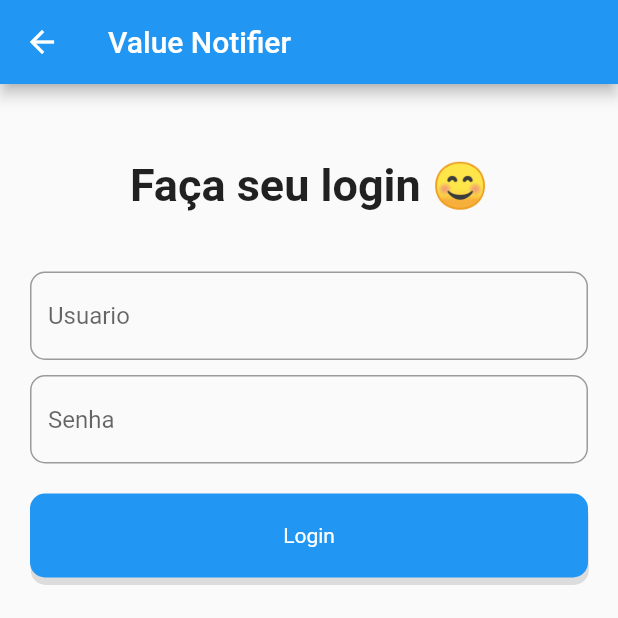
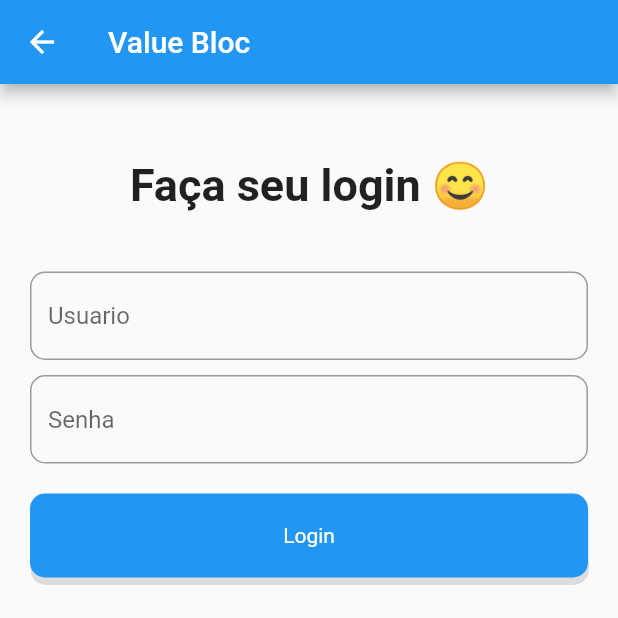
Before and after one commit to mattatito/animal-royale, a Flutter app: the LoginScreenBloc screen opened directly, on a phone screen of 412 x 824 dp, the top half of it. Run offline on Flutter 3.47's test engine with Material 2 defaults, Android fonts, the phone set to English and light mode, and no system bars; our stand-ins replace dio, flutter_bloc, flutter_mobx, flutter_modular, mobx; missing offline and left inert: animated_card, mobx_codegen.

Commit message:
tentativa de implementação do bloc

```diff
--- a/lib/modules/login/presenter/bloc/login_bloc.dart
+++ b/lib/modules/login/presenter/bloc/login_bloc.dart
@@ -1,12 +1,23 @@
 
 
+import 'package:animal_royale/modules/login/presenter/value_notifier/login_state.dart';
 import 'package:flutter/material.dart';
+import 'package:flutter_bloc/flutter_bloc.dart';
 
-class LoginBloc {
+class LoginCubit extends Cubit<LoginState> {
 
   final formKey = GlobalKey<FormState>();
 
+  LoginCubit(LoginState initialState) : super(initialState);
 
+  void signInUser(String user, String password) async {
+    emit(LoginState.loading());
 
+    await Future.delayed(Duration(seconds: 2));
 
+    emit(LoginState.error("NÃO DEU"));
+    await Future.delayed(Duration(seconds: 5));
+
+    emit(LoginState());
+  }
 }
--- a/lib/modules/login/presenter/bloc/login_screen_bloc.dart
+++ b/lib/modules/login/presenter/bloc/login_screen_bloc.dart
@@ -1,6 +1,8 @@
 import 'package:animal_royale/modules/login/presenter/bloc/login_bloc.dart';
+import 'package:animal_royale/modules/login/presenter/value_notifier/login_state.dart';
 import 'package:animal_royale/modules/login/presenter/widgets/login_button.dart';
 import 'package:flutter/material.dart';
+import 'package:flutter_bloc/flutter_bloc.dart';
 
 import '../widgets/form_input_widget.dart';
 
@@ -8,21 +10,21 @@ class LoginScreenBloc extends StatelessWidget {
   final _userController = TextEditingController();
   final _passController = TextEditingController();
 
-  final controller = LoginBloc();
+  final controller = LoginCubit(LoginState());
 
   @override
   Widget build(BuildContext context) {
     return SafeArea(
       child: Scaffold(
         appBar: AppBar(
-          title: Text('Value Notifier'),
+          title: Text('Value Bloc'),
         ),
-        body: _body(),
+        body: _body(context),
       ),
     );
   }
 
-  Widget _body() {
+  Widget _body(BuildContext context) {
     return SingleChildScrollView(
       child: Container(
         margin: EdgeInsets.all(20),
@@ -55,15 +57,17 @@ class LoginScreenBloc extends StatelessWidget {
                 height: 20,
               ),
               LoginButton(
-                onTap: (){},
-                child: Text(
+                onTap: () => context.read<LoginCubit>().signInUser(_userController.text, _passController.text),
+                child: BlocBuilder<LoginCubit, LoginState>(builder: (context, state){
+                  return state.loading ? Center(child: CircularProgressIndicator(),) : Text(
                   'Login',
                   textAlign: TextAlign.center,
                   style: TextStyle(
                     color: Colors.white,
                     fontWeight: FontWeight.w400,
                   ),
-                ),),
+                );
+                }),),
             ],
           ),
         ),
--- a/lib/modules/login/presenter/value_notifier/controller.dart
+++ b/lib/modules/login/presenter/value_notifier/controller.dart
@@ -20,5 +20,4 @@ class LoginController {
 
     state = LoginState();
   }
-
 }
```
Also changed, not shown: lib/app_widget_bloc.dart (added, +15 -0 lines).
